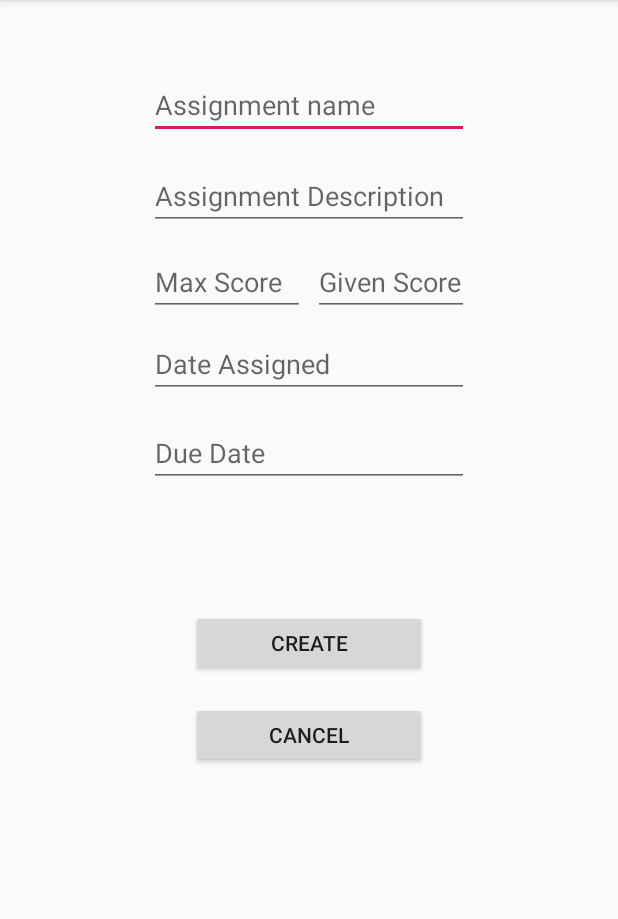
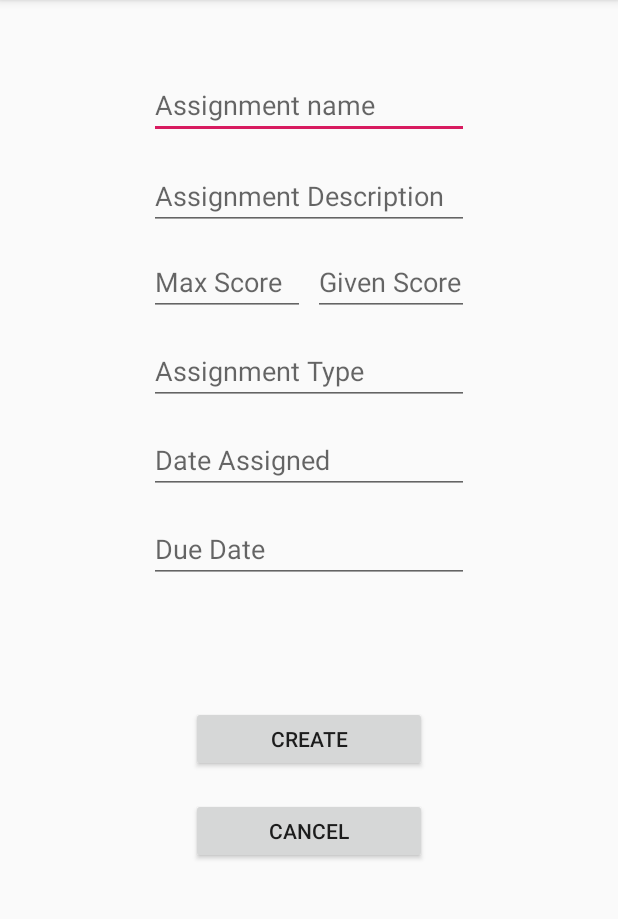
Before and after one commit to Triordan1/FinalProject5, an Android app: the Create_Assignment screen opened directly, with no data from a screen before it, after a tap on "CREATE", on a phone screen of 412 x 824 dp, the part 84-1003 px from its top. Run offline under Robolectric (Android 15) with nearby library versions, the light colour scheme and no system bars.

Commit message:
added another type to the create_assignment page

```diff
--- a/app/src/main/java/com/example/finalproject5/Create_Assignment.java
+++ b/app/src/main/java/com/example/finalproject5/Create_Assignment.java
@@ -21,6 +21,7 @@ public class Create_Assignment extends AppCompatActivity {
     EditText AssEarned;
     EditText AssDate;
     EditText AssDue;
+    EditText AssType;
     Button AssCreate;
     Button AssCancel;
     static String currentUser;
@@ -36,6 +37,7 @@ public class Create_Assignment extends AppCompatActivity {
         AssDue = findViewById(R.id.AssDue);
         AssCreate = findViewById(R.id.AssCreate);
         AssCancel = findViewById(R.id.AssCancel);
+        AssType = findViewById(R.id.AssType);
         currentUser = getIntent().getStringExtra("LoggedInUser");
         AssCreate.setOnClickListener(new View.OnClickListener() {
             @Override
@@ -52,8 +54,12 @@ public class Create_Assignment extends AppCompatActivity {
     }
     public void createAssignment()
     {
-        if(AssName.getText().toString().isEmpty()||AssDetails.getText().toString().isEmpty()||AssMax.getText().toString().isEmpty()||AssEarned.getText().toString().isEmpty()||AssDate.getText().toString().isEmpty()||AssDue.getText().toString().isEmpty()) {
+        if(AssName.getText().toString().isEmpty()||AssDetails.getText().toString().isEmpty()||AssMax.getText().toString().isEmpty()||AssEarned.getText().toString().isEmpty()||AssDate.getText().toString().isEmpty()||AssDue.getText().toString().isEmpty()|| AssType.getText().toString().isEmpty()) {
             Toast.makeText(Create_Assignment.this,"Not all the required fields are completed. Please complete all.",Toast.LENGTH_LONG).show();
+        }
+        else if(validInput(AssType.getText().toString()))
+        {
+            Toast.makeText(Create_Assignment.this,"The only valid assignment types are: Quiz,Test,HW, and Final",Toast.LENGTH_LONG).show();
         }
         else {
             String uName = AssName.getText().toString();
@@ -69,6 +75,14 @@ public class Create_Assignment extends AppCompatActivity {
         }
 
     }
+    public boolean validInput(String input)
+    {
+        if(input.equals("Quiz")||input.equals("Test")||input.equals("HW")||input.equals("Final"))
+        {
+            return true;
+        }
+        return false;
+    }
     public void goBack()
     {
         Intent intent = new Intent(Create_Assignment.this, CourseView.class);
--- a/app/src/main/res/layout/activity_create__assignment.xml
+++ b/app/src/main/res/layout/activity_create__assignment.xml
@@ -38,7 +38,7 @@
         android:layout_marginTop="47dp"
         android:layout_marginEnd="99dp"
         android:ems="10"
-        android:hint="Assignment name"
+        android:hint="@string/assignment_name"
         android:inputType="textPersonName"
         app:layout_constraintEnd_toEndOf="parent"
         app:layout_constraintStart_toStartOf="parent"
@@ -52,7 +52,7 @@
         android:layout_marginTop="15dp"
         android:layout_marginEnd="99dp"
         android:ems="10"
-        android:hint="Assignment Description"
+        android:hint="@string/assignment_description"
         android:inputType="textPersonName"
         app:layout_constraintEnd_toEndOf="parent"
         app:layout_constraintStart_toStartOf="parent"
@@ -65,7 +65,7 @@
         android:layout_marginStart="99dp"
         android:layout_marginTop="14dp"
         android:ems="10"
-        android:hint="Max Score"
+        android:hint="@string/max_score"
         android:inputType="numberDecimal"
         app:layout_constraintStart_toStartOf="parent"
         app:layout_constraintTop_toBottomOf="@+id/AssDetails" />
@@ -77,7 +77,7 @@
         android:layout_marginTop="14dp"
         android:layout_marginEnd="99dp"
         android:ems="10"
-        android:hint="Given Score"
+        android:hint="@string/given_score"
         android:inputType="numberDecimal"
         app:layout_constraintEnd_toEndOf="parent"
         app:layout_constraintTop_toBottomOf="@+id/AssDetails" />
@@ -87,14 +87,15 @@
         android:layout_width="wrap_content"
         android:layout_height="wrap_content"
         android:layout_marginStart="99dp"
-        android:layout_marginTop="9dp"
+        android:layout_marginTop="14dp"
         android:layout_marginEnd="99dp"
         android:ems="10"
-        android:hint="Date Assigned"
+        android:hint="@string/date_assigned"
         android:inputType="date"
         app:layout_constraintEnd_toEndOf="parent"
+        app:layout_constraintHorizontal_bias="1.0"
         app:layout_constraintStart_toStartOf="parent"
-        app:layout_constraintTop_toBottomOf="@+id/AssMax" />
+        app:layout_constraintTop_toBottomOf="@+id/AssType" />
 
     <EditText
         android:id="@+id/AssDue"
@@ -104,9 +105,23 @@
         android:layout_marginTop="14dp"
         android:layout_marginEnd="99dp"
         android:ems="10"
-        android:hint="Due Date"
+        android:hint="@string/due_date"
         android:inputType="date"
         app:layout_constraintEnd_toEndOf="parent"
         app:layout_constraintStart_toStartOf="parent"
         app:layout_constraintTop_toBottomOf="@+id/AssDate" />
+
+    <EditText
+        android:id="@+id/AssType"
+        android:layout_width="wrap_content"
+        android:layout_height="wrap_content"
+        android:layout_marginStart="99dp"
+        android:layout_marginTop="14dp"
+        android:layout_marginEnd="99dp"
+        android:ems="10"
+        android:hint="@string/assignment_type"
+        android:inputType="textPersonName"
+        app:layout_constraintEnd_toEndOf="parent"
+        app:layout_constraintStart_toStartOf="parent"
+        app:layout_constraintTop_toBottomOf="@+id/AssMax" />
 </androidx.constraintlayout.widget.ConstraintLayout>
--- a/app/src/main/res/values/strings.xml
+++ b/app/src/main/res/values/strings.xml
@@ -18,4 +18,11 @@
     <string name="title_activity_course_view">CourseView</string>
     <string name="successlogin">login was successful press okay to continue</string>
     <string name="goBack">TextView</string>
+    <string name="date_assigned">Date Assigned</string>
+    <string name="assignment_type">Assignment Type</string>
+    <string name="due_date">Due Date</string>
+    <string name="assignment_name">Assignment name</string>
+    <string name="assignment_description">Assignment Description</string>
+    <string name="max_score">Max Score</string>
+    <string name="given_score">Given Score</string>
 </resources>
```
